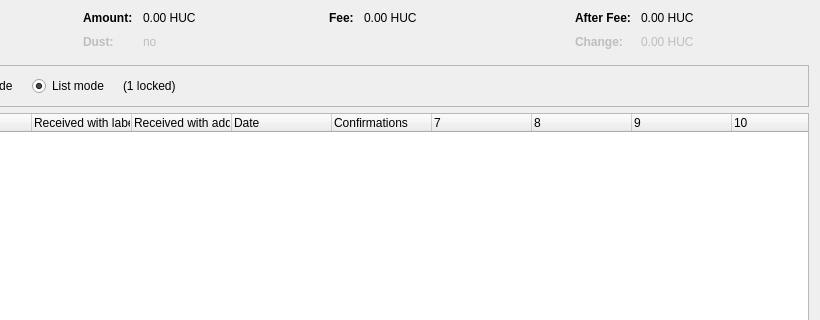
fcash-project/fcash-core, file src/qt/forms/coincontroldialog.ui: the form before one commit; both pictures show x 180 to 1000 and y 0 to 320 of the 1000 by 500 pixel window.
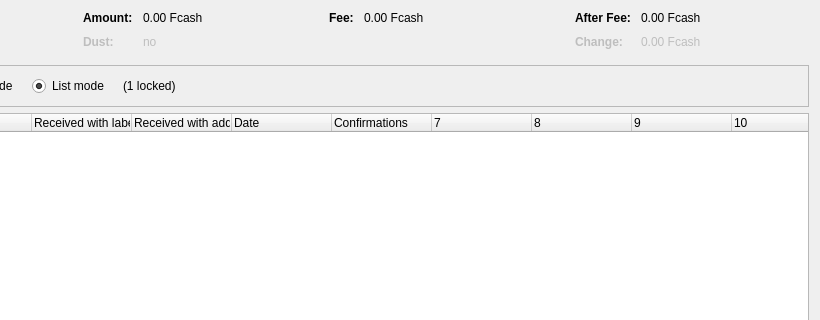
The form after the commit. Custom widgets are drawn as their Qt base class.

Diff of the .ui file:
```diff
--- a/src/qt/forms/coincontroldialog.ui
+++ b/src/qt/forms/coincontroldialog.ui
@@ -132,7 +132,7 @@
           <enum>Qt::ActionsContextMenu</enum>
          </property>
          <property name="text">
-          <string notr="true">0.00 HUC</string>
+          <string notr="true">0.00 Fcash</string>
          </property>
          <property name="textInteractionFlags">
           <set>Qt::LinksAccessibleByMouse|Qt::TextSelectableByKeyboard|Qt::TextSelectableByMouse</set>
@@ -212,7 +212,7 @@
           <enum>Qt::ActionsContextMenu</enum>
          </property>
          <property name="text">
-          <string notr="true">0.00 HUC</string>
+          <string notr="true">0.00 Fcash</string>
          </property>
          <property name="textInteractionFlags">
           <set>Qt::LinksAccessibleByMouse|Qt::TextSelectableByKeyboard|Qt::TextSelectableByMouse</set>
@@ -257,7 +257,7 @@
           <enum>Qt::ActionsContextMenu</enum>
          </property>
          <property name="text">
-          <string notr="true">0.00 HUC</string>
+          <string notr="true">0.00 Fcash</string>
          </property>
          <property name="textInteractionFlags">
           <set>Qt::LinksAccessibleByMouse|Qt::TextSelectableByKeyboard|Qt::TextSelectableByMouse</set>
@@ -292,7 +292,7 @@
           <enum>Qt::ActionsContextMenu</enum>
          </property>
          <property name="text">
-          <string notr="true">0.00 HUC</string>
+          <string notr="true">0.00 Fcash</string>
          </property>
          <property name="textInteractionFlags">
           <set>Qt::LinksAccessibleByMouse|Qt::TextSelectableByKeyboard|Qt::TextSelectableByMouse</set>
```
